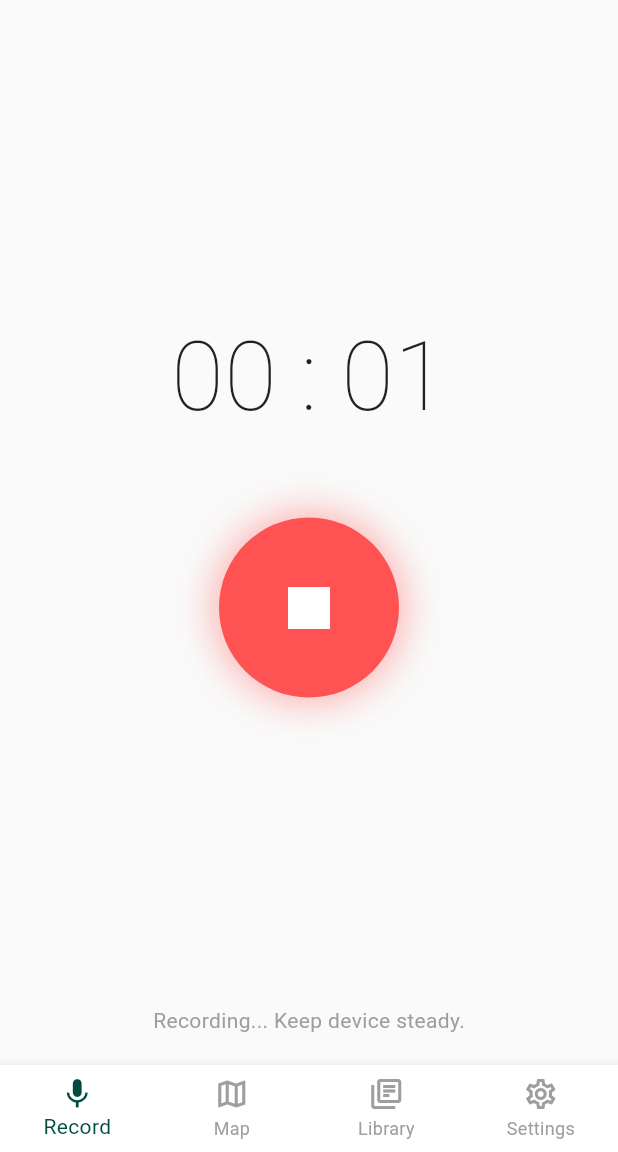
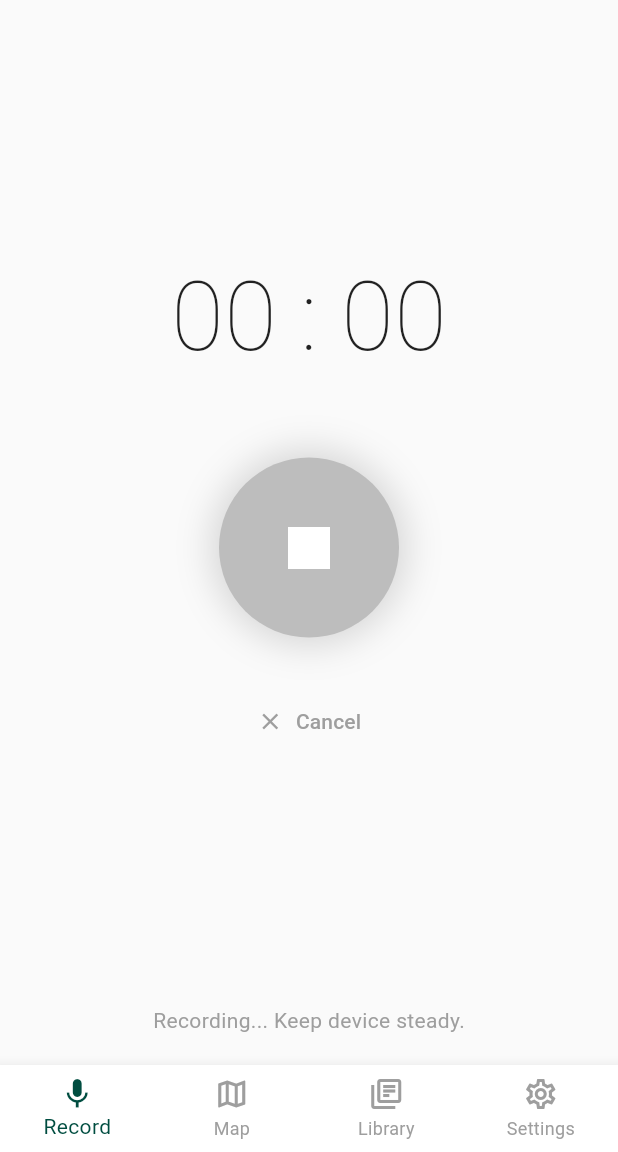
Before and after one commit to project-soundscape/soundscape-ai, a Flutter app: the DashboardView screen opened by its route, after a tap on the "mic" icon, on a phone screen of 412 x 824 dp, the part 84-1236 px from its top. Run offline on Flutter 3.47's test engine with Material 3 defaults, Android fonts, the phone set to English and light mode, and no system bars; our stand-ins replace appwrite, cached_network_image, flutter_compass, flutter_map, geolocator, get and 5 more; missing offline and left inert: audio_waveforms, flutter_sound; accounts and stored records are empty; network calls fail; statements that could not run were skipped.

Commit message:
feat: Implement reactive local recording management, add compass and sensor dependencies, and update dashboard bindings.

```diff
--- a/lib/app/data/services/location_service.dart
+++ b/lib/app/data/services/location_service.dart
@@ -1,5 +1,6 @@
 import 'package:geolocator/geolocator.dart';
 import 'package:get/get.dart';
+import 'package:flutter_compass/flutter_compass.dart';
 
 class LocationService extends GetxService {
   Future<Position?> getCurrentLocation() async {
@@ -25,17 +26,27 @@ class LocationService extends GetxService {
     }
 
     return await Geolocator.getCurrentPosition(
-      desiredAccuracy: LocationAccuracy.bestForNavigation,
-      forceAndroidLocationManager: false, // Use fused location provider
+      locationSettings: AndroidSettings(
+        accuracy: LocationAccuracy.bestForNavigation,
+        intervalDuration: const Duration(seconds: 1),
+      ),
     );
+  }
+
+  Future<Position?> getLastKnownLocation() async {
+    return await Geolocator.getLastKnownPosition();
   }
 
   Stream<Position> getPositionStream() {
     return Geolocator.getPositionStream(
       locationSettings: const LocationSettings(
         accuracy: LocationAccuracy.bestForNavigation,
-        distanceFilter: 5, // Update every 5 meters
+        distanceFilter: 0, // Continuous updates for "exact" location
       ),
     );
   }
+
+  Stream<CompassEvent>? getHeadingStream() {
+    return FlutterCompass.events;
+  }
 }
--- a/lib/app/data/services/storage_service.dart
+++ b/lib/app/data/services/storage_service.dart
@@ -4,27 +4,38 @@ import '../models/recording_model.dart';
 
 class StorageService extends GetxService {
   late Box<Map<dynamic, dynamic>> _box;
+  final recordings = <Recording>[].obs;
 
   Future<StorageService> init() async {
     await Hive.initFlutter();
     _box = await Hive.openBox('recordings');
+    _loadRecordings();
     return this;
   }
 
+  void _loadRecordings() {
+    recordings.assignAll(
+      _box.values.map((e) => Recording.fromMap(Map<String, dynamic>.from(e))).toList()
+        ..sort((a, b) => b.timestamp.compareTo(a.timestamp)),
+    );
+  }
+
   List<Recording> getRecordings() {
-    return _box.values.map((e) => Recording.fromMap(Map<String, dynamic>.from(e))).toList()
-      ..sort((a, b) => b.timestamp.compareTo(a.timestamp));
+    return recordings.toList();
   }
 
   Future<void> saveRecording(Recording recording) async {
     await _box.put(recording.id, recording.toMap());
+    _loadRecordings();
   }
 
   Future<void> deleteRecording(String id) async {
     await _box.delete(id);
+    _loadRecordings();
   }
 
   Future<void> updateRecording(Recording recording) async {
     await _box.put(recording.id, recording.toMap());
+    _loadRecordings();
   }
 }
--- a/lib/app/modules/dashboard/bindings/dashboard_binding.dart
+++ b/lib/app/modules/dashboard/bindings/dashboard_binding.dart
@@ -2,6 +2,8 @@ import 'package:get/get.dart';
 import '../controllers/dashboard_controller.dart';
 import '../../home/controllers/home_controller.dart';
 import '../../settings/controllers/settings_controller.dart';
+import '../../map/controllers/map_controller.dart';
+import '../../library/controllers/library_controller.dart';
 
 class DashboardBinding extends Bindings {
   @override
@@ -12,5 +14,7 @@ class DashboardBinding extends Bindings {
     // Initialize sub-controllers
     Get.lazyPut<HomeController>(() => HomeController());
     Get.lazyPut<SettingsController>(() => SettingsController());
+    Get.lazyPut<SoundMapController>(() => SoundMapController());
+    Get.lazyPut<LibraryController>(() => LibraryController());
   }
 }
--- a/lib/app/modules/home/controllers/home_controller.dart
+++ b/lib/app/modules/home/controllers/home_controller.dart
@@ -1,4 +1,4 @@
-import 'dart:io';
+import 'dart:async';
 import 'package:flutter/material.dart';
 import 'package:get/get.dart';
 import 'package:flutter_sound/flutter_sound.dart';
@@ -25,65 +25,67 @@ class HomeController extends GetxController {
   Rx<Duration> globalDuration = Duration.zero.obs;
   String recordedFilePath = '';
   RxBool isCompletedRecording = false.obs;
+
   final player = FlutterSoundPlayer();
+  final recorder = FlutterSoundRecorder();
+  StreamSubscription? _recorderSubscription;
 
   Position? _recordingLocation;
 
   @override
   void onInit() {
     super.onInit();
+    _initRecorder();
+    _preFetchLocation();
+  }
+
+  Future<void> _initRecorder() async {
+    await recorder.openRecorder();
+    recorder.setSubscriptionDuration(const Duration(milliseconds: 100));
+  }
+
+  Future<void> _preFetchLocation() async {
+    try {
+      _recordingLocation = await _locationService.getLastKnownLocation();
+    } catch (_) {}
   }
 
   @override
   void onClose() {
     player.closePlayer();
+    recorder.closeRecorder();
+    _recorderSubscription?.cancel();
     super.onClose();
   }
 
   Future<void> toggleRecording() async {
     if (isRecording.value) {
-      if (globalDuration.value.inSeconds < 3) {
-        Get.snackbar('Too Short', 'Recording must be at least 3 seconds');
+      if (globalDuration.value.inSeconds < 15) {
+        Get.snackbar('Too Short', 'Recording must be at least 15 seconds');
         return;
       }
-      _stopRecording();
+      await _stopRecording();
     } else {
       bool granted = await requestPermission(Permission.microphone);
       if (!granted) return;
 
-      // Request location permission upfront
       bool locGranted = await requestPermission(Permission.location);
-      if(locGranted) {
-         // Start fetching location in background or just wait?
-         // For UX, let's start recording immediately and fetch location.
-      }
-
-      _startRecording();
-    }
-  }
-
-  void _stopRecording() {
-    isRecording.value = false;
-    isCompletedRecording.value = true;
-  }
-
-  void _startRecording() {
-    isRecording.value = true;
-    globalDuration.value = Duration.zero;
-    _recordingLocation = null;
-
-    // Fetch location while recording
+      if (locGranted) {
+        // Try to get fresh location just before/during recording
         _locationService.getCurrentLocation().then((pos) {
           _recordingLocation = pos;
         }).catchError((e) {
           print("Location error: $e");
+          return null;
         });
+      }
 
-    Future.microtask(() async {
-      final recorder = FlutterSoundRecorder();
+      await _startRecording();
+    }
+  }
+
+  Future<void> _startRecording() async {
     try {
-        await recorder.openRecorder();
-
       final directory = await getApplicationDocumentsDirectory();
       recordedFilePath = '${directory.path}/${DateTime.now().millisecondsSinceEpoch}.aac';
 
@@ -92,43 +94,40 @@ class HomeController extends GetxController {
         toFile: recordedFilePath,
       );
 
-        const int minSeconds = 3;
-        const int maxSeconds = 15;
-        bool stopRequested = false;
-        final start = DateTime.now();
+      isRecording.value = true;
+      isCompletedRecording.value = false;
+      globalDuration.value = Duration.zero;
 
-        while (true) {
-          await Future.delayed(const Duration(milliseconds: 100)); // finer grain
-
-          if (!isRecording.value && !stopRequested) {
-             stopRequested = true;
+      _recorderSubscription = recorder.onProgress?.listen((e) {
+        globalDuration.value = e.duration;
+        if (e.duration.inSeconds >= 60) {
+          _stopRecording();
+        }
+      });
+    } catch (e) {
+      print("Error starting recorder: $e");
+      Get.snackbar('Error', 'Failed to start recording');
+    }
   }
 
-          final elapsed = DateTime.now().difference(start);
-          globalDuration.value = elapsed;
-
-          if (elapsed.inSeconds >= maxSeconds) {
-            _stopRecording();
-            break;
-          }
-
-          if (stopRequested && elapsed.inSeconds >= minSeconds) {
-             break;
-          }
-        }
-      } finally {
+  Future<void> _stopRecording() async {
     try {
       await recorder.stopRecorder();
-        } catch (_) {}
-        try {
-          await recorder.closeRecorder();
-        } catch (_) {}
+      _recorderSubscription?.cancel();
+      isRecording.value = false;
+      isCompletedRecording.value = true;
+    } catch (e) {
+      print("Error stopping recorder: $e");
     }
-    });
   }
 
   Future<void> saveRecording() async {
     if (recordedFilePath.isEmpty) return;
+
+    isLoading.value = true;
+
+    // If location is still null, try one last time to get last known
+    _recordingLocation ??= await _locationService.getLastKnownLocation();
 
     final recording = Recording(
       id: const Uuid().v4(),
@@ -145,6 +144,7 @@ class HomeController extends GetxController {
     // Auto-upload in background
     _appwriteService.uploadRecording(recording);
 
+    isLoading.value = false;
     if (Get.context != null) {
       ScaffoldMessenger.of(Get.context!).showSnackBar(
         const SnackBar(content: Text('Recording saved to library!'), backgroundColor: Colors.teal),
--- a/lib/app/modules/home/views/home_view.dart
+++ b/lib/app/modules/home/views/home_view.dart
@@ -94,17 +94,25 @@ class HomeView extends GetView<HomeController> {
                     );
                   } else {
                     // Recording State
-                    return GestureDetector(
+                    return Column(
+                      children: [
+                        GestureDetector(
                           onTap: controller.toggleRecording,
-                      child: Container(
+                          child: Obx(() {
+                            final bool isUnderMin = controller.isRecording.value && controller.globalDuration.value.inSeconds < 15;
+                            return Container(
                               width: 120,
                               height: 120,
                               decoration: BoxDecoration(
                                 shape: BoxShape.circle,
-                          color: controller.isRecording.value ? Colors.redAccent : Colors.teal,
+                                color: controller.isRecording.value
+                                  ? (isUnderMin ? Colors.grey[400] : Colors.redAccent)
+                                  : Colors.teal,
                                 boxShadow: [
                                   BoxShadow(
-                              color: (controller.isRecording.value ? Colors.redAccent : Colors.teal).withOpacity(0.4),
+                                    color: (controller.isRecording.value
+                                      ? (isUnderMin ? Colors.grey : Colors.redAccent)
+                                      : Colors.teal).withOpacity(0.4),
                                     blurRadius: 20,
                                     spreadRadius: 5,
                                   )
@@ -115,7 +123,21 @@ class HomeView extends GetView<HomeController> {
                                 size: 56,
                                 color: Colors.white,
                               ),
+                            );
+                          }),
                         ),
+                        if (controller.isRecording.value) ...[
+                          const SizedBox(height: 32),
+                          TextButton.icon(
+                            onPressed: controller.discardRecording,
+                            icon: const Icon(Icons.close, color: Colors.grey),
+                            label: const Text('Cancel', style: TextStyle(color: Colors.grey)),
+                            style: TextButton.styleFrom(
+                              padding: const EdgeInsets.symmetric(horizontal: 24, vertical: 12),
+                            ),
+                          ),
+                        ]
+                      ],
                     );
                   }
                 }),
--- a/lib/app/modules/library/controllers/library_controller.dart
+++ b/lib/app/modules/library/controllers/library_controller.dart
@@ -13,30 +13,25 @@ class LibraryController extends GetxController {
   @override
   void onInit() {
     super.onInit();
+
+    // Listen to local changes reactively
+    ever(_storageService.recordings, (List<Recording> local) {
+      recordings.assignAll(local);
+    });
+
+    // Initial load
+    recordings.assignAll(_storageService.getRecordings());
+
     loadRecordings();
   }
 
   Future<void> loadRecordings() async {
     isLoading.value = true;
     try {
-      // 1. Load Local first for immediate display
-      final local = _storageService.getRecordings();
-      recordings.assignAll(local);
-
-      // 2. Fetch Remote
+      // 1. Fetch Remote
       final remote = await _appwriteService.getUserRecordings();
 
-      // 3. Merge: Remote takes precedence (updated status/analysis)
-      final Map<String, Recording> merged = {};
-      for (var rec in local) merged[rec.id] = rec;
-      for (var rec in remote) merged[rec.id] = rec;
-
-      final sorted = merged.values.toList()
-        ..sort((a, b) => b.timestamp.compareTo(a.timestamp));
-
-      recordings.assignAll(sorted);
-
-      // 4. Sync back to local storage
+      // 2. Sync remote to local storage (which will trigger the 'ever' listener)
       for (var rec in remote) {
          await _storageService.updateRecording(rec);
       }
--- a/lib/app/modules/library/views/library_view.dart
+++ b/lib/app/modules/library/views/library_view.dart
@@ -9,13 +9,6 @@ class LibraryView extends GetView<LibraryController> {
 
   @override
   Widget build(BuildContext context) {
-    // Ensure controller is loaded if not already (though Binding handles it)
-    if(!Get.isRegistered<LibraryController>()) {
-      Get.put(LibraryController());
-    } else {
-      controller.refreshList(); // refresh when rebuilt
-    }
-
     return Scaffold(
       appBar: AppBar(
         title: const Text('Library'),
--- a/lib/app/modules/map/controllers/map_controller.dart
+++ b/lib/app/modules/map/controllers/map_controller.dart
@@ -5,6 +5,7 @@ import 'package:flutter_map/flutter_map.dart';
 import 'package:latlong2/latlong.dart';
 import 'package:permission_handler/permission_handler.dart';
 import 'package:geolocator/geolocator.dart';
+import 'package:flutter_compass/flutter_compass.dart';
 import '../../../data/models/recording_model.dart';
 import '../../../data/services/storage_service.dart';
 import '../../../data/services/location_service.dart';
@@ -20,22 +21,29 @@ class SoundMapController extends GetxController {
 
   final Rx<LatLng> initialCenter = LatLng(0, 0).obs;
   final Rx<LatLng?> currentUserLocation = Rx<LatLng?>(null);
+  final RxDouble currentHeading = 0.0.obs;
 
   final RxBool isLoading = true.obs;
   final RxString searchQuery = ''.obs;
 
   StreamSubscription<Position>? _positionSubscription;
+  StreamSubscription<CompassEvent>? _headingSubscription;
 
   @override
   void onInit() {
     super.onInit();
     _determineInitialPosition();
+
+    // Listen to recording changes reactively
+    ever(_storageService.recordings, (_) => loadMarkers(searchQuery.value));
+
     loadMarkers();
   }
 
   @override
   void onClose() {
     _positionSubscription?.cancel();
+    _headingSubscription?.cancel();
     super.onClose();
   }
 
@@ -51,6 +59,7 @@ class SoundMapController extends GetxController {
       if (status.isGranted) {
         // Start streaming for high accuracy
         _startLocationTracking();
+        _startHeadingTracking();
 
         // Also get immediate position for initial centering
         try {
@@ -94,6 +103,15 @@ class SoundMapController extends GetxController {
       },
       onError: (e) => print("Location Stream Error: $e"),
     );
+  }
+
+  void _startHeadingTracking() {
+    _headingSubscription?.cancel();
+    _headingSubscription = _locationService.getHeadingStream()?.listen((event) {
+      if (event.heading != null) {
+        currentHeading.value = event.heading!;
+      }
+    });
   }
 
   void _fallbackToRecordings() {
--- a/lib/app/modules/map/views/map_view.dart
+++ b/lib/app/modules/map/views/map_view.dart
@@ -11,12 +11,6 @@ class MapView extends GetView<SoundMapController> {
 
   @override
   Widget build(BuildContext context) {
-    if(!Get.isRegistered<SoundMapController>()) {
-      Get.put(SoundMapController());
-    } else {
-      controller.loadMarkers();
-    }
-
     return Scaffold(
       appBar: AppBar(
         title: SizedBox(
@@ -91,17 +85,33 @@ class MapView extends GetView<SoundMapController> {
                   if (controller.currentUserLocation.value != null)
                     Marker(
                       point: controller.currentUserLocation.value!,
-                      width: 24,
-                      height: 24,
-                      child: Container(
+                      width: 60,
+                      height: 60,
+                      child: Stack(
+                        alignment: Alignment.center,
+                        children: [
+                          // Direction Arrow/Cone
+                          Transform.rotate(
+                            angle: (controller.currentHeading.value * (3.14159 / 180)),
+                            child: CustomPaint(
+                              size: const Size(60, 60),
+                              painter: DirectionPainter(),
+                            ),
+                          ),
+                          // Center Dot
+                          Container(
+                            width: 16,
+                            height: 16,
                             decoration: BoxDecoration(
                               color: Colors.blue,
                               shape: BoxShape.circle,
-                          border: Border.all(color: Colors.white, width: 3),
+                              border: Border.all(color: Colors.white, width: 2),
                               boxShadow: const [
                                 BoxShadow(color: Colors.black26, blurRadius: 4, offset: Offset(0, 2))
                               ],
                             ),
+                          ),
+                        ],
                       ),
                     ),
                 ],
@@ -246,3 +256,27 @@ class MapView extends GetView<SoundMapController> {
     );
   }
 }
+
+class DirectionPainter extends CustomPainter {
+  @override
+  void paint(Canvas canvas, Size size) {
+    final paint = Paint()
+      ..shader = RadialGradient(
+        colors: [
+          Colors.blue.withValues(alpha: 0.6),
+          Colors.blue.withValues(alpha: 0.0),
+        ],
+      ).createShader(Rect.fromLTWH(0, 0, size.width, size.height));
+
+    final path = Path();
+    path.moveTo(size.width / 2, size.height / 2);
+    path.relativeLineTo(-size.width / 4, -size.height / 2);
+    path.relativeLineTo(size.width / 2, 0);
+    path.close();
+
+    canvas.drawPath(path, paint);
+  }
+
+  @override
+  bool shouldRepaint(CustomPainter oldDelegate) => false;
+}
--- a/lib/app/modules/settings/views/settings_view.dart
+++ b/lib/app/modules/settings/views/settings_view.dart
@@ -7,11 +7,6 @@ class SettingsView extends GetView<SettingsController> {
 
   @override
   Widget build(BuildContext context) {
-    // Ensure controller is initialized (lazy loaded usually via binding)
-    if (!Get.isRegistered<SettingsController>()) {
-      Get.put(SettingsController());
-    }
-
     return Scaffold(
       appBar: AppBar(
         title: const Text('Settings'),
@@ -20,17 +15,45 @@ class SettingsView extends GetView<SettingsController> {
         elevation: 0,
       ),
       backgroundColor: Colors.grey[50],
-      body: ListView(
+      body: Obx(
+        () => ListView(
           children: [
             const SizedBox(height: 20),
             _buildSectionHeader('Account'),
             ListTile(
               leading: const Icon(Icons.person_outline),
-            title: const Text('Anonymous User'),
-            subtitle: const Text('Signed in anonymously'),
-            trailing: const Icon(Icons.logout, color: Colors.grey),
+              title: Text(controller.userName),
+              subtitle: Text(controller.userEmail),
+              trailing: controller.isLoggedIn
+                  ? const Icon(Icons.logout, color: Colors.redAccent)
+                  : const Icon(Icons.login, color: Colors.teal),
               onTap: () {
-               Get.snackbar("Info", "Anonymous session cannot be signed out manually.");
+                if (controller.isLoggedIn) {
+                  Get.dialog(
+                    AlertDialog(
+                      title: const Text('Logout'),
+                      content: const Text('Are you sure you want to logout?'),
+                      actions: [
+                        TextButton(
+                          onPressed: () => Get.back(),
+                          child: const Text('Cancel'),
+                        ),
+                        TextButton(
+                          onPressed: () {
+                            Get.back();
+                            controller.logout();
+                          },
+                          child: const Text(
+                            'Logout',
+                            style: TextStyle(color: Colors.red),
+                          ),
+                        ),
+                      ],
+                    ),
+                  );
+                } else {
+                  Get.toNamed('/login'); // Adjust route as needed
+                }
               },
             ),
             const Divider(),
@@ -45,17 +68,25 @@ class SettingsView extends GetView<SettingsController> {
                   applicationVersion: controller.appVersion.value,
                   applicationLegalese: '© 2026 SoundScape Team',
                   children: [
-                  const Text('A citizen science app to monitor biodiversity and noise pollution.'),
+                    const Text(
+                      'A citizen science app to monitor biodiversity and noise pollution.',
+                    ),
                   ],
                 );
               },
             ),
-          Obx(() => ListTile(
+            Obx(
+              () => ListTile(
                 leading: const Icon(Icons.verified_outlined),
                 title: const Text('Version'),
-            trailing: Text(controller.appVersion.value, style: const TextStyle(color: Colors.grey)),
-          )),
+                trailing: Text(
+                  controller.appVersion.value,
+                  style: const TextStyle(color: Colors.grey),
+                ),
+              ),
+            ),
           ],
+        ),
       ),
     );
   }
--- a/pubspec.yaml
+++ b/pubspec.yaml
@@ -50,6 +50,8 @@ dependencies:
   latlong2: ^0.9.1
   share_plus: ^12.0.1
   audio_waveforms: ^2.0.2
+  flutter_compass: ^0.8.1
+  sensors_plus: ^7.0.0
 
 dev_dependencies:
   flutter_test:
```
Also changed, not shown: appwrite.config.json (+86 -7 lines), lib/app/data/services/appwrite_service.dart (+49 -10 lines), lib/app/modules/settings/controllers/settings_controller.dart (+12 -0 lines), pubspec.lock, 5 other files. Lines whose indentation alone changed are shown as unchanged.
